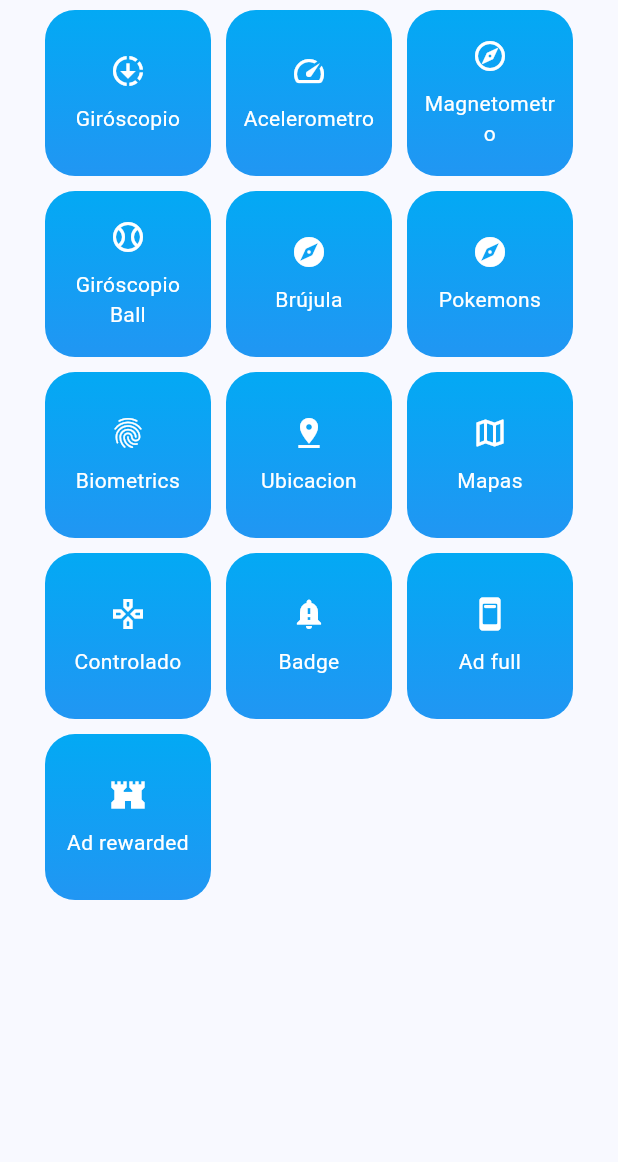
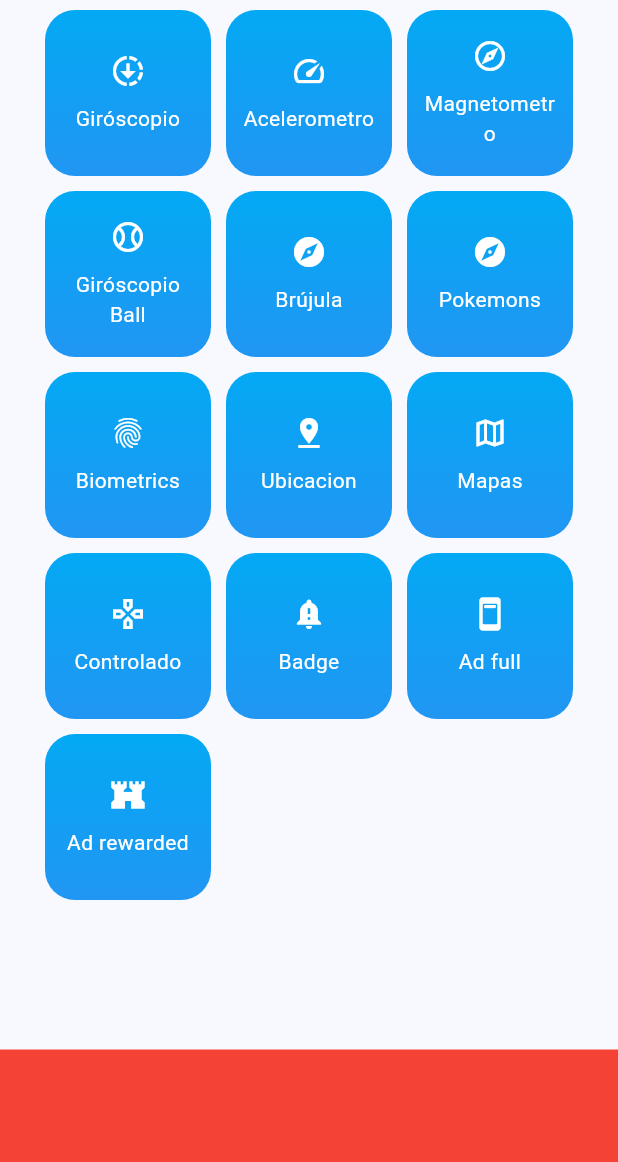
Before and after one commit to manypark/miscelaneos, a Flutter app: the screen it shows after launch, on a phone screen of 412 x 824 dp, the part 74-1236 px from its top. Run offline on Flutter 3.47's test engine with Material 2 defaults, Android fonts, the phone set to English and light mode, and no system bars; our stand-ins replace dio, flutter_compass, flutter_riverpod, geolocator, go_router, google_fonts and 5 more; missing offline and left inert: flutter_app_badger, quick_actions.

Commit message:
feat: package google_mobile_ads installed

```diff
--- a/lib/presentation/screens/home/home_screen.dart
+++ b/lib/presentation/screens/home/home_screen.dart
@@ -10,9 +10,12 @@ class HomeScreen extends StatelessWidget {
   Widget build(BuildContext context) {
 
     return Scaffold(
-      body: Padding(
+      body: Column(
+        children: [
+          Expanded(
+            child: Padding(
               padding: const EdgeInsets.symmetric( horizontal: 30 ),
-        child  : CustomScrollView(
+              child: CustomScrollView(
                 slivers: [
 
                   SliverAppBar(
@@ -32,6 +35,17 @@ class HomeScreen extends StatelessWidget {
                 ],
               ),
             ),
+          ),
+
+          //TODO ad banner
+          Container(
+            color : Colors.red,
+            width : double.infinity,
+            height: 75,
+          ),
+
+        ],
+      ),
     );
   }
 }
--- a/pubspec.yaml
+++ b/pubspec.yaml
@@ -17,6 +17,7 @@ dependencies:
   go_router: ^10.1.0
   google_fonts: ^5.1.0
   google_maps_flutter: ^2.4.0
+  google_mobile_ads: ^3.0.0
   local_auth: ^2.1.6
   permission_handler: ^10.4.3
   quick_actions: ^1.0.5
```
Also changed, not shown: pubspec.lock. Lines whose indentation alone changed are shown as unchanged.
